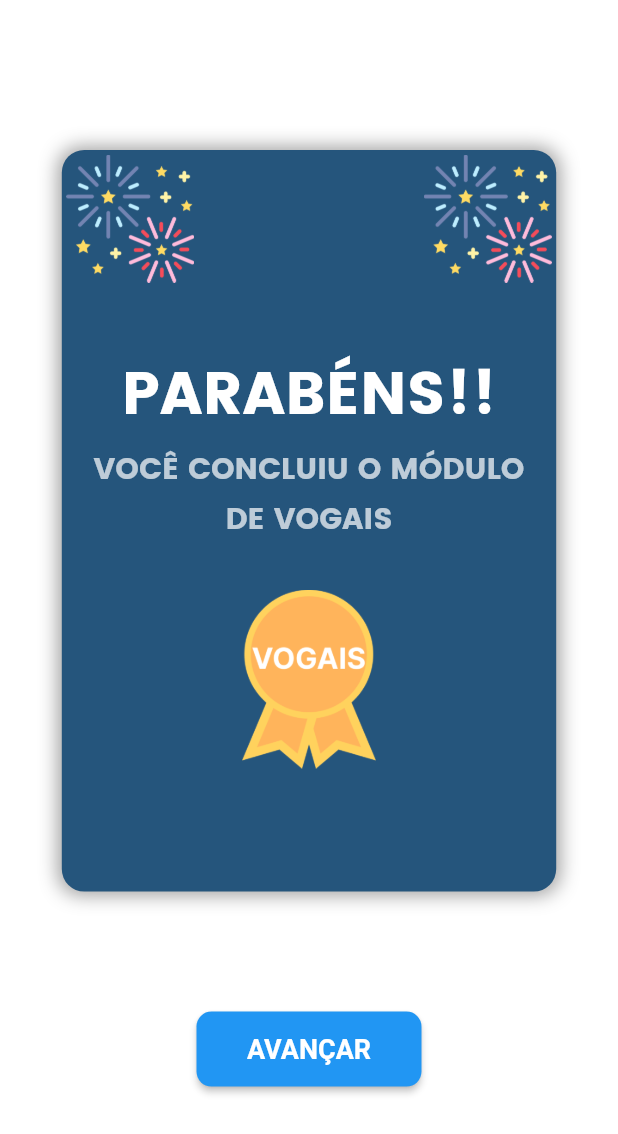
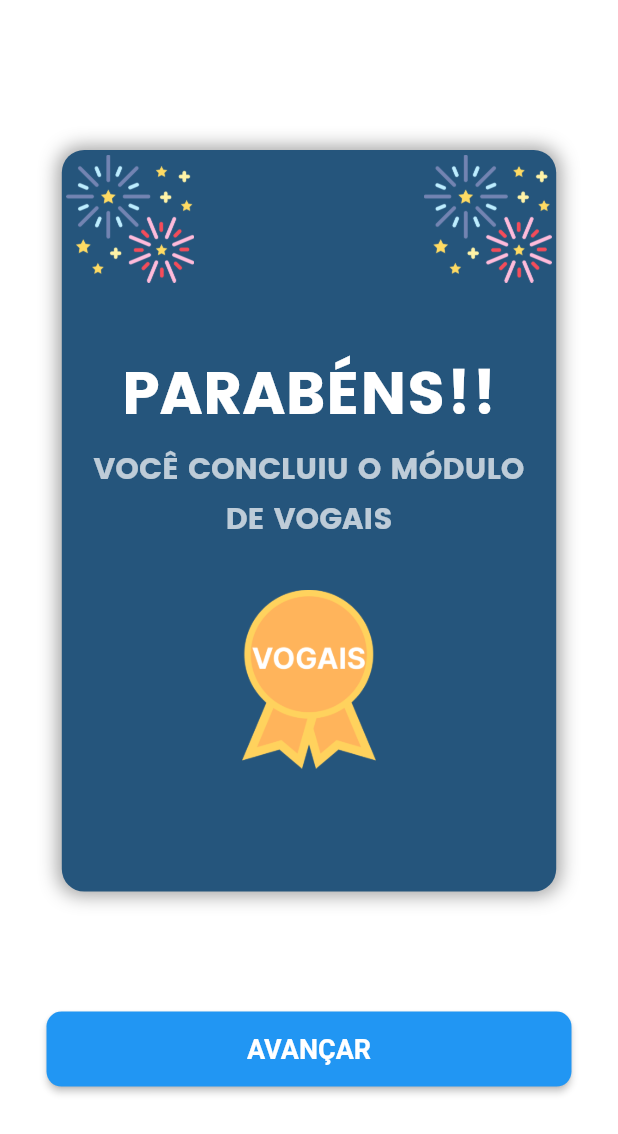
Before and after one commit to Paula-Project/Paula-app, a Flutter app: the CongratulationsVowelsPage screen opened directly with empty values, on a phone screen of 412 x 824 dp. Shown: the top 1134 px of the screen. Run offline on Flutter 3.47's test engine with Material 2 defaults, Android fonts, the phone set to English and light mode, and no system bars; our stand-ins replace audioplayers, get, page_transition, shared_preferences; missing offline and left inert: http_interceptor; accounts and stored records are empty; Roboto replaces fonts that are missing (Nunito).

```diff
--- a/lib/app/state/usuario_state.dart
+++ b/lib/app/state/usuario_state.dart
@@ -16,4 +16,9 @@ class UsuarioState extends ChangeNotifier {
     usuarioLogado.progress = progress;
     notifyListeners();
   }
+
+  void resetUSER() {
+    _usuario = null;
+    notifyListeners();
+  }
 }
--- a/lib/app/views/lessons/congratulations_vowels_page.dart
+++ b/lib/app/views/lessons/congratulations_vowels_page.dart
@@ -100,14 +100,40 @@ class _CongratulationsVowelsPageState extends State<CongratulationsVowelsPage> {
               return Container(
                 margin: const EdgeInsets.only(top: 70.0),
                 child: SizedBox(
-                    width: 350,
-                    height: 50,
-                    child: ButtonNext(
-                      onPressed: () => widget.moduleVowelsController
-                          .setModuleVowelsCompleted(usuarioLogado!, context),
-                      pageWidget: HomePage(),
-                      allowedReturn: false,
-                    )),
+                  width: 350,
+                  height: 50,
+                  child: SizedBox(
+                    height: 50.0,
+                    width: 75.0,
+                    child: ElevatedButton(
+                      style: ButtonStyle(
+                          foregroundColor:
+                              MaterialStateProperty.all<Color>(Colors.white),
+                          backgroundColor:
+                              MaterialStateProperty.all<Color>(Colors.blue),
+                          shape:
+                              MaterialStateProperty.all<RoundedRectangleBorder>(
+                                  RoundedRectangleBorder(
+                                      borderRadius: BorderRadius.circular(10),
+                                      side: BorderSide.none))),
+                      child: const Text('AVANÇAR',
+                          style: TextStyle(
+                            fontSize: 18,
+                            fontWeight: FontWeight.w600,
+                          )),
+                      onPressed: () {
+                        widget.moduleVowelsController
+                            .setModuleVowelsCompleted(usuarioLogado!, context);
+                        Navigator.of(context).pushAndRemoveUntil(
+                          MaterialPageRoute(
+                            builder: (BuildContext context) => HomePage(),
+                          ),
+                          (route) => false,
+                        );
+                      },
+                    ),
+                  ),
+                ),
               );
             }),
           ],
```
Also changed, not shown: lib/app/controllers/module_vowels_controller.dart (+8 -4 lines), lib/app/http/webclient.dart (+5 -7 lines), lib/app/views/layout/layout.dart (+0 -23 lines), lib/app/views/lessons/lessons_vogais.dart (+2 -24 lines).
